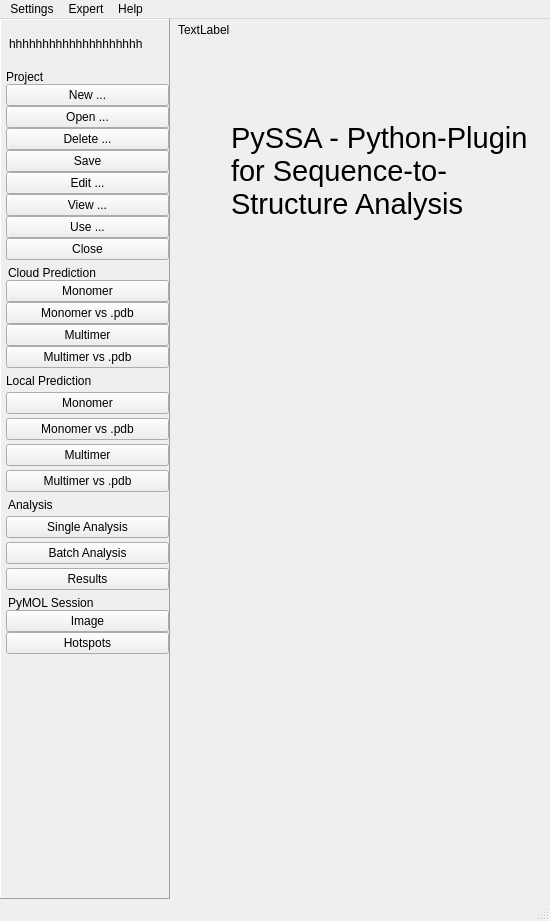
Before: the Qt Designer form pyssa/gui/ui/forms/mainWindow_alt.ui in urban233/PySSA, drawn with Qt 5.
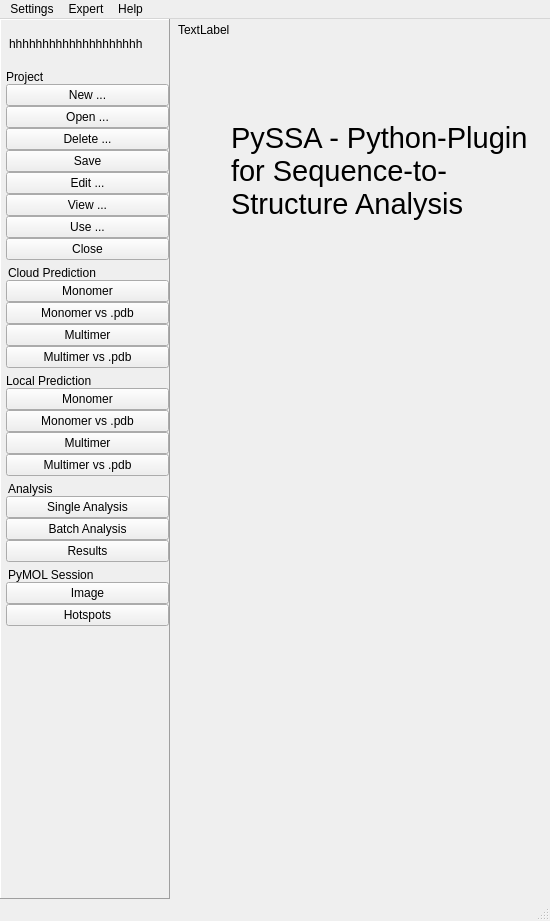
After: the same form once the commit is applied. Icons and pictures are not drawn.

Diff of the .ui file:
```diff
--- a/pyssa/gui/ui/forms/mainWindow_alt.ui
+++ b/pyssa/gui/ui/forms/mainWindow_alt.ui
@@ -356,7 +356,7 @@
                  <item>
                   <layout class="QVBoxLayout" name="verticalLayout_24">
                    <property name="spacing">
-                    <number>4</number>
+                    <number>0</number>
                    </property>
                    <item>
                     <widget class="QLabel" name="lbl_pred_local">
@@ -398,7 +398,7 @@
                  <item>
                   <layout class="QVBoxLayout" name="verticalLayout_63">
                    <property name="spacing">
-                    <number>4</number>
+                    <number>0</number>
                    </property>
                    <item>
                     <widget class="QLabel" name="lbl_analysis">
```
Left out of the diff: 6 changed lines with no effect on the pictures.
